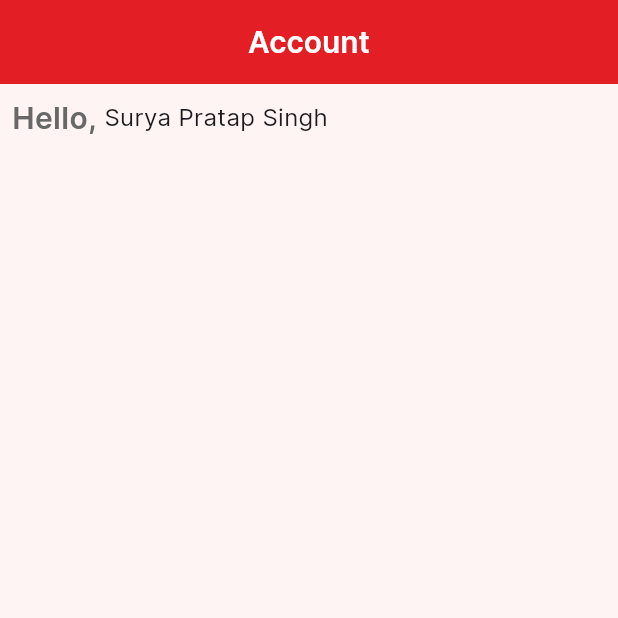
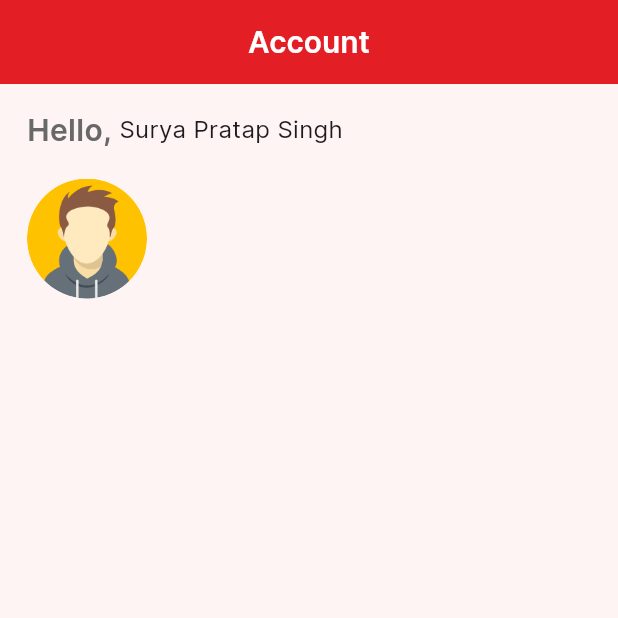
Before and after one commit to Awdhesh8/GlobalCollegeApp, a Flutter app: the SettingsScreen screen opened directly, on a phone screen of 412 x 824 dp, the top half of it. Run offline on Flutter 3.47's test engine with Material 3 defaults, Android fonts, the phone set to English and light mode, and no system bars; our stand-ins replace curved_navigation_bar, fl_chart, flip_card, flutter_svg, get, get_storage and 3 more; accounts and stored records are empty.

Commit message:
Merge remote-tracking branch 'origin/main'

```diff
--- a/lib/features/personalization/screens/settings/settings.dart
+++ b/lib/features/personalization/screens/settings/settings.dart
@@ -37,9 +37,13 @@
 
 
 import 'package:flutter/material.dart';
+import 'package:get/get.dart';
+import 'package:get/get_core/src/get_main.dart';
 import 'package:globalcollegeapp/common/widgets/texts/top_first_heading.dart';
 import '../../../../common/widgets/appbar/appbar.dart';
 import '../../../../utils/constants/colors.dart';
+import '../../../../utils/constants/image_strings.dart';
+
 
 //
 // class SettingsScreen extends StatelessWidget {
@@ -76,9 +80,10 @@ class SettingsScreen extends StatelessWidget {
 
   @override
   Widget build(BuildContext context) {
-    return const Scaffold(
+    return Scaffold(
       backgroundColor: EColors.backgroundColor, // Replace with your preferred background color
-      appBar: GAppBar(
+      /// App bar
+      appBar: const GAppBar(
         showBackArrow: false,
         title: Text(
           'Account',
@@ -91,21 +96,44 @@ class SettingsScreen extends StatelessWidget {
         backgroundColor: EColors.primary, // Replace with your preferred app bar color
         centerTitle: true,
       ),
+
+      /// Body contents.
       body: SingleChildScrollView(
-        physics: BouncingScrollPhysics(),
+        physics: const BouncingScrollPhysics(),
         child: Padding(
-          padding: EdgeInsets.symmetric(horizontal: 8, vertical: 8),
+          padding: const EdgeInsets.symmetric(horizontal: 8, vertical: 8),
           child: Column(
             children: [
 
               /// Hello, User Text Here
-              Row(
+              const Padding(
+                padding: EdgeInsets.symmetric(vertical: 8, horizontal: 10),
+                child: Row(
                   children: [
                     TopHeading(text: 'Hello,',
                       fontSize: 20,
                     ),
                     Text(' Surya Pratap Singh', style: TextStyle(fontSize: 16),)
                   ],
+                ),
+              ),
+
+              /// User Image
+              Padding(
+                padding: const EdgeInsets.only(left: 10, top: 10,),
+                child: Row(
+                  children: [
+                    ClipRRect(
+                      borderRadius:BorderRadius.circular(100),
+                      child: Image.asset(
+                        EImages.userIcon,
+                        fit: BoxFit.cover,
+                        width: 80,
+                        height: 80,
+                      ),
+                    ),
+                  ],
+                ),
               ),
 
 
--- a/lib/features/time_table/time_table.dart
+++ b/lib/features/time_table/time_table.dart
@@ -477,6 +477,8 @@ class _TimeTableState extends State<TimeTable> {
             //   ),
             // const SizedBox(height: ESizes.spaceBtwItemsHeadings),
 
+
+
           ],
         ),
       ),
```
Lines whose indentation alone changed are shown as unchanged.
